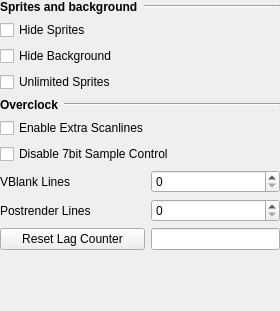
Qt form src/gui/designer/wdgSettingsPPU.ui (punesemu/puNES) before a commit.
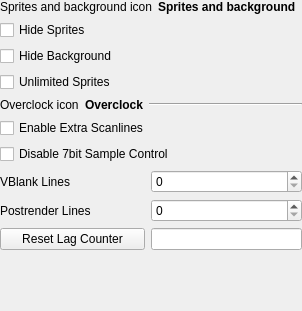
The same form after that commit.

Patch:
```diff
--- a/src/gui/designer/wdgSettingsPPU.ui
+++ b/src/gui/designer/wdgSettingsPPU.ui
@@ -123,6 +123,13 @@
      </item>
      <item row="4" column="0">
       <layout class="QHBoxLayout" name="horizontalLayout_PPU_Overclock">
+       <item>
+        <widget class="QLabel" name="icon_PPU_Overclock">
+         <property name="text">
+          <string notr="true">Overclock icon</string>
+         </property>
+        </widget>
+       </item>
        <item>
         <widget class="QLabel" name="label_PPU_Overclock">
          <property name="font">
@@ -153,6 +160,13 @@
      </item>
      <item row="0" column="0">
       <layout class="QHBoxLayout" name="horizontalLayout_Sprites_and_background">
+       <item>
+        <widget class="QLabel" name="icon_Sprites_and_background">
+         <property name="text">
+          <string notr="true">Sprites and background icon</string>
+         </property>
+        </widget>
+       </item>
        <item>
         <widget class="QLabel" name="label_Sprites_and_background">
          <property name="font">
```
